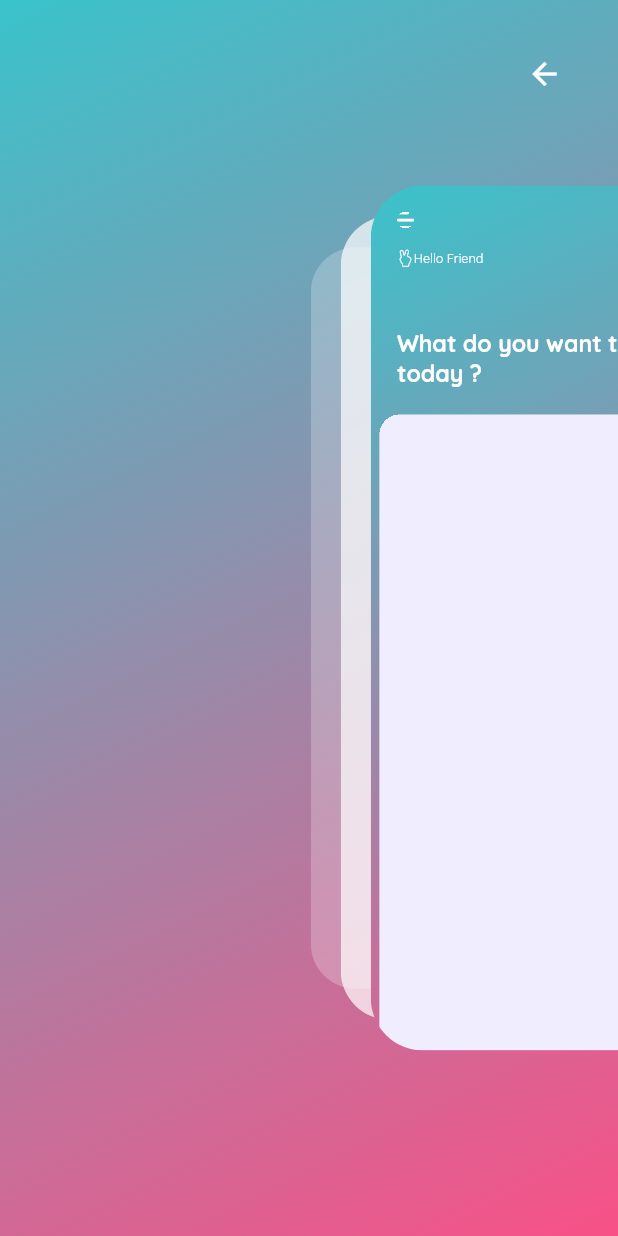
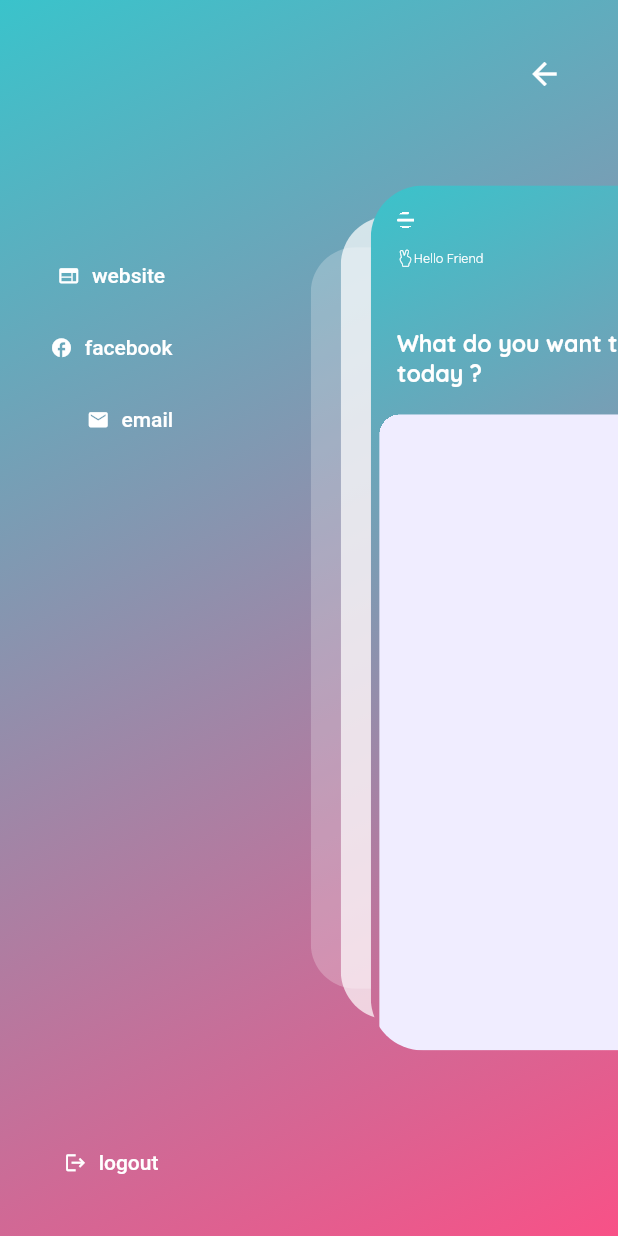
Before and after one commit to Nada119/StudyApp, a Flutter app: the HomeScreen screen opened by its route, after a tap on an icon or button, on a phone screen of 412 x 824 dp. Run offline on Flutter 3.47's test engine with Material 2 defaults, Android fonts, the phone set to English and light mode, and no system bars; drawn by our look-alikes of flutter_zoom_drawer; our stand-ins replace cached_network_image, cloud_firestore, firebase_auth, firebase_core, firebase_storage, flutter_svg and 3 more; accounts and stored records are empty; project files that could hold a hidden picture were left out.

Commit message:
Final Code

```diff
--- a/lib/controllers/zoom_drawer_controller.dart
+++ b/lib/controllers/zoom_drawer_controller.dart
@@ -1,3 +1,5 @@
+import 'package:firebase_auth/firebase_auth.dart';
+import 'package:flutter_application_2/controllers/question_paper/auth_controller.dart';
 import 'package:flutter_zoom_drawer/flutter_zoom_drawer.dart';
 import 'package:get/get.dart';
 import 'package:url_launcher/url_launcher.dart';
@@ -5,9 +7,11 @@ import 'package:url_launcher/url_launcher.dart';
 //we changed class name because of conflicts
 class MyZoomDrawerController extends GetxController {
   final zoomDrawerController = ZoomDrawerController();
+  Rxn<User?> user = Rxn();
 
   @override
   void onReady() {
+    user.value = Get.find<AuthController>().getUser();
     super.onReady();
   }
 
@@ -16,11 +20,19 @@ class MyZoomDrawerController extends GetxController {
     update();
   }
 
-  void signOut() {}
+  void signOut() {
+    Get.find<AuthController>().signOut();
+  }
 
   void signIn() {}
 
-  void website() {}
+  void website() {
+    _launch("https://www.dbestech.com"); //random website
+  }
+
+  void facebook() {
+    _launch("https://www.facebook.com"); //random account
+  }
 
   void email() {
     //to send directly like IP kda
--- a/lib/firebase_ref/refrences.dart
+++ b/lib/firebase_ref/refrences.dart
@@ -5,6 +5,7 @@ import 'package:firebase_storage/firebase_storage.dart';
 //another type for singletone
 final fireStore = FirebaseFirestore.instance; //used through this app
 
+final userRF = fireStore.collection("users");
 final questionPaperRF = fireStore.collection('questionPapers');
 // create based on created collection id
 DocumentReference questionRF(
--- a/lib/main.dart
+++ b/lib/main.dart
@@ -15,6 +15,7 @@ Future<void> main() async {
   WidgetsFlutterBinding.ensureInitialized();
   IntialBindings().dependencies();
   runApp(GetMaterialApp(
+    debugShowCheckedModeBanner: false,
     theme: Get.find<ThemeController>().lightTheme,
     getPages: AppRoutes.routes(),
   ));
--- a/lib/routes/app_routes.dart
+++ b/lib/routes/app_routes.dart
@@ -1,6 +1,7 @@
 import 'package:flutter_application_2/controllers/question_paper/question_paper_controller.dart';
 import 'package:flutter_application_2/controllers/zoom_drawer_controller.dart';
 import 'package:flutter_application_2/screens/splash/home/home_screen.dart';
+import 'package:flutter_application_2/screens/splash/login/login_screen.dart';
 import 'package:flutter_application_2/screens/splash/splash_screen.dart';
 
 import 'package:get/get.dart';
@@ -28,5 +29,6 @@ class AppRoutes {
             Get.put(MyZoomDrawerController());
           }),
         ),
+        GetPage(name: LoginScreen.routeName, page: () => LoginScreen()),
       ];
 }
--- a/lib/screens/splash/home/home_screen.dart
+++ b/lib/screens/splash/home/home_screen.dart
@@ -15,6 +15,8 @@ import 'package:get/get.dart';
 //so2al 3la el extends
 class HomeScreen extends GetView<MyZoomDrawerController> {
   const HomeScreen({Key? key}) : super(key: key);
+
+  static const String routeName = "/home";
 
   @override
   Widget build(BuildContext context) {
--- a/lib/screens/splash/home/menu_screen.dart
+++ b/lib/screens/splash/home/menu_screen.dart
@@ -33,6 +33,52 @@ class MenuScreen extends GetView<MyZoomDrawerController> {
                   },
                 ),
               ),
+              Padding(
+                padding: EdgeInsets.only(
+                    right: MediaQuery.of(context).size.width * 0.3),
+                child: Column(
+                  children: [
+                    Obx(() => controller.user.value == null
+                        ? SizedBox()
+                        : Text(
+                            controller.user.value!.displayName ?? '',
+                            style: TextStyle(
+                                fontWeight: FontWeight.w900,
+                                fontSize: 18,
+                                color: onSurfaceTextColor),
+                          )), //which means empty)
+                    const Spacer(
+                      flex: 1,
+                    ), //start from the bottom
+                    _DrawerButton(
+                      icon: Icons.web,
+                      label: "website",
+                      onPressed: () => controller.website(),
+                    ),
+                    _DrawerButton(
+                      icon: Icons.facebook,
+                      label: "facebook",
+                      onPressed: () => controller.facebook(),
+                    ), //don't forget add facebook method
+                    Padding(
+                      padding: const EdgeInsets.only(left: 25),
+                      child: _DrawerButton(
+                        icon: Icons.email,
+                        label: "email",
+                        onPressed: () => controller.email(),
+                      ),
+                    ),
+                    const Spacer(
+                      flex: 4,
+                    ),
+                    _DrawerButton(
+                      icon: Icons.logout,
+                      label: "logout",
+                      onPressed: () => controller.signOut(),
+                    ),
+                  ],
+                ),
+              ),
             ],
           ),
         ),
@@ -40,3 +86,25 @@ class MenuScreen extends GetView<MyZoomDrawerController> {
     );
   }
 }
+
+class _DrawerButton extends StatelessWidget {
+  const _DrawerButton(
+      {Key? key, required this.icon, required this.label, this.onPressed})
+      : super(key: key);
+
+  final IconData icon;
+  final String label;
+  final VoidCallback? onPressed;
+
+  @override
+  Widget build(BuildContext context) {
+    return TextButton.icon(
+      onPressed: onPressed,
+      icon: Icon(
+        icon,
+        size: 15,
+      ),
+      label: Text(label),
+    );
+  }
+}
--- a/pubspec.yaml
+++ b/pubspec.yaml
@@ -19,6 +19,9 @@ dependencies:
   flutter_zoom_drawer: 3.1.1
   firebase_auth: 4.7.0
   url_launcher: 6.1.12
+  google_sign_in: ^6.1.4
+  logger: ^1.4.0
+  flutter_svg: ^2.0.7
 
 dev_dependencies:
   flutter_test:
```
Also changed, not shown: lib/controllers/question_paper/auth_controller.dart (+79 -0 lines), lib/controllers/question_paper/question_paper_controller.dart (+20 -0 lines), lib/screens/splash/home/question_card.dart (+9 -2 lines), lib/screens/splash/login/login_screen.dart (added, +67 -0 lines), lib/widgets/common/main_button.dart (added, +52 -0 lines), lib/widgets/dialogs/dialog_widget.dart (added, +29 -0 lines), pubspec.lock, 2 other files.
